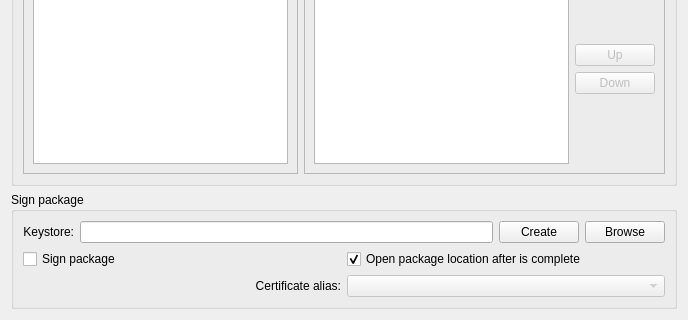
The window that src/plugins/android/androidpackagecreationwidget.ui (qt-creator/qt-creator) describes before a commit, drawn with Qt 5; both pictures show x 0 to 688 and y 233 to 553 of the 688 by 553 pixel window.
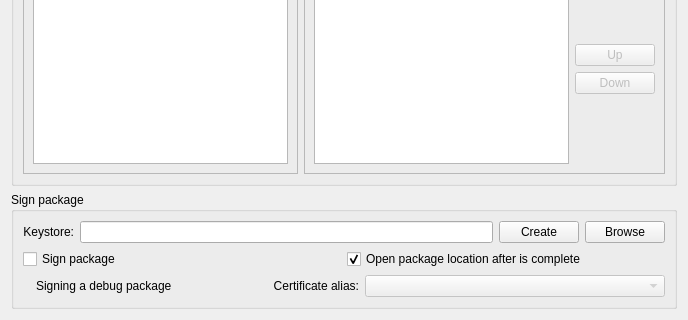
The same window after the commit. Icons and pictures are not drawn.

Commit message:
Android: Make sign package orthogonal to the debug vs release
This enables signing debug packages and creating unsigned release
packages.

Task-number: QTCREATORBUG-10060

What changed in the file:
```diff
--- a/src/plugins/android/androidpackagecreationwidget.ui
+++ b/src/plugins/android/androidpackagecreationwidget.ui
@@ -161,9 +161,9 @@
      <property name="title">
       <string>Sign package</string>
      </property>
-     <layout class="QGridLayout" name="gridLayout_3">
-      <item row="0" column="0" colspan="2">
-       <layout class="QHBoxLayout" name="horizontalLayout_4">
+     <layout class="QVBoxLayout" name="verticalLayout_2">
+      <item>
+       <layout class="QHBoxLayout" name="horizontalLayout_2">
         <item>
          <widget class="QLabel" name="KeystoreLocationLabel">
           <property name="text">
@@ -197,14 +197,16 @@
         </item>
        </layout>
       </item>
-      <item row="1" column="0">
+      <item>
+       <layout class="QHBoxLayout" name="horizontalLayout_4">
+        <item>
        <widget class="QCheckBox" name="signPackageCheckBox">
         <property name="text">
          <string>Sign package</string>
         </property>
        </widget>
       </item>
-      <item row="1" column="1">
+        <item>
        <widget class="QCheckBox" name="openPackageLocationCheckBox">
         <property name="text">
          <string>Open package location after is complete</string>
@@ -214,8 +216,47 @@
         </property>
        </widget>
       </item>
-      <item row="2" column="0">
+       </layout>
+      </item>
+      <item>
+       <layout class="QHBoxLayout" name="horizontalLayout_3">
+        <item>
+         <widget class="QLabel" name="signingDebugWarningIcon">
+          <property name="sizePolicy">
+           <sizepolicy hsizetype="Fixed" vsizetype="Preferred">
+            <horstretch>0</horstretch>
+            <verstretch>0</verstretch>
+           </sizepolicy>
+          </property>
+          <property name="text">
+           <string/>
+          </property>
+          <property name="pixmap">
+           <pixmap resource="../projectexplorer/projectexplorer.qrc">:/projectexplorer/images/compile_warning.png</pixmap>
+          </property>
+         </widget>
+        </item>
+        <item>
+         <widget class="QLabel" name="signingDebugWarningLabel">
+          <property name="sizePolicy">
+           <sizepolicy hsizetype="Fixed" vsizetype="Preferred">
+            <horstretch>0</horstretch>
+            <verstretch>0</verstretch>
+           </sizepolicy>
+          </property>
+          <property name="text">
+           <string>Signing a debug package</string>
+          </property>
+         </widget>
+        </item>
+        <item>
        <widget class="QLabel" name="KeystoreLocationLabel_2">
+          <property name="sizePolicy">
+           <sizepolicy hsizetype="Preferred" vsizetype="Preferred">
+            <horstretch>0</horstretch>
+            <verstretch>0</verstretch>
+           </sizepolicy>
+          </property>
         <property name="text">
          <string>Certificate alias:</string>
         </property>
@@ -224,14 +265,28 @@
         </property>
        </widget>
       </item>
-      <item row="2" column="1">
+        <item>
        <widget class="QComboBox" name="certificatesAliasComboBox">
         <property name="enabled">
          <bool>false</bool>
         </property>
+          <property name="sizePolicy">
+           <sizepolicy hsizetype="Fixed" vsizetype="Fixed">
+            <horstretch>0</horstretch>
+            <verstretch>0</verstretch>
+           </sizepolicy>
+          </property>
+          <property name="minimumSize">
+           <size>
+            <width>300</width>
+            <height>0</height>
+           </size>
+          </property>
        </widget>
       </item>
      </layout>
+      </item>
+     </layout>
     </widget>
    </item>
   </layout>
```
Left out of the diff: 4 changed lines with no effect on the pictures. Lines whose indentation alone changed are shown as unchanged. The commit also changes 6 other files.
